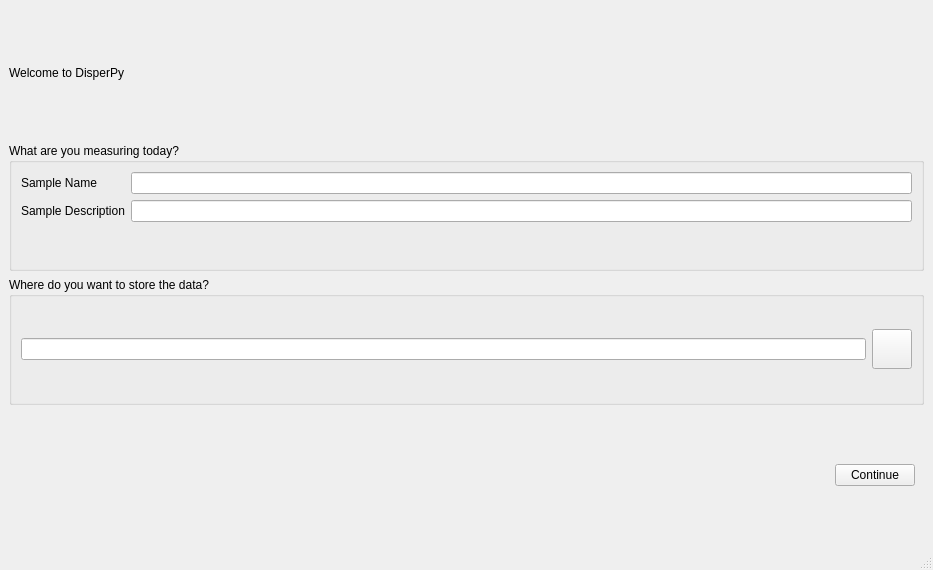
First picture: the form in dispertech/view/GUI/Welcome_Window.ui, repository aquilesC/DisperPy, before the edit.
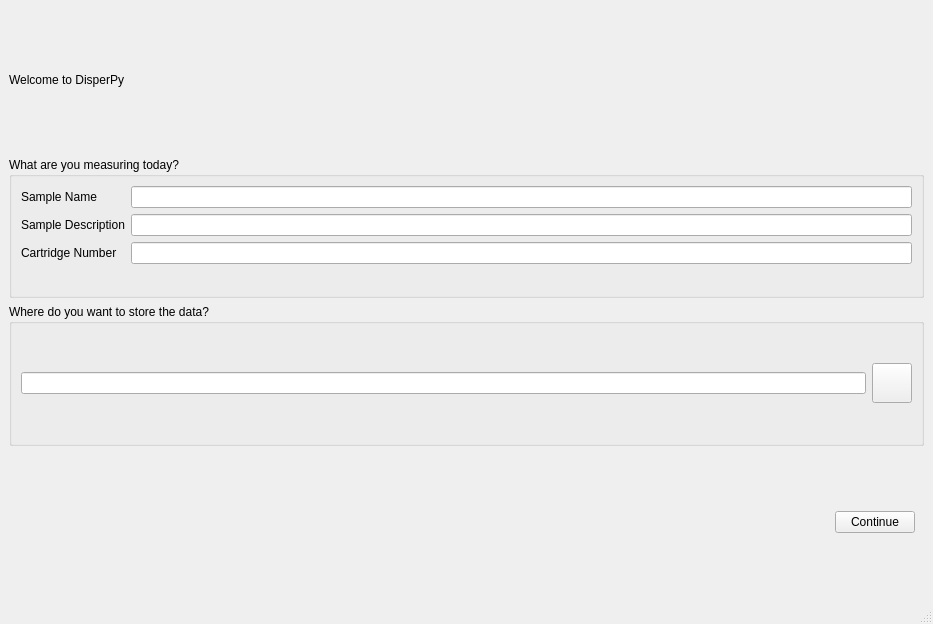
Second picture: the form after the edit. Icons and pictures are not drawn.

Patch:
```diff
--- a/dispertech/view/GUI/Welcome_Window.ui
+++ b/dispertech/view/GUI/Welcome_Window.ui
@@ -7,7 +7,7 @@
     <x>0</x>
     <y>0</y>
     <width>933</width>
-    <height>570</height>
+    <height>624</height>
    </rect>
   </property>
   <property name="windowTitle">
@@ -60,6 +60,16 @@
        <item row="1" column="1">
         <widget class="QLineEdit" name="line_sample_description"/>
        </item>
+       <item row="2" column="0">
+        <widget class="QLabel" name="label_2">
+         <property name="text">
+          <string>Cartridge Number</string>
+         </property>
+        </widget>
+       </item>
+       <item row="2" column="1">
+        <widget class="QLineEdit" name="line_cartridge_number"/>
+       </item>
       </layout>
      </widget>
     </item>
```
